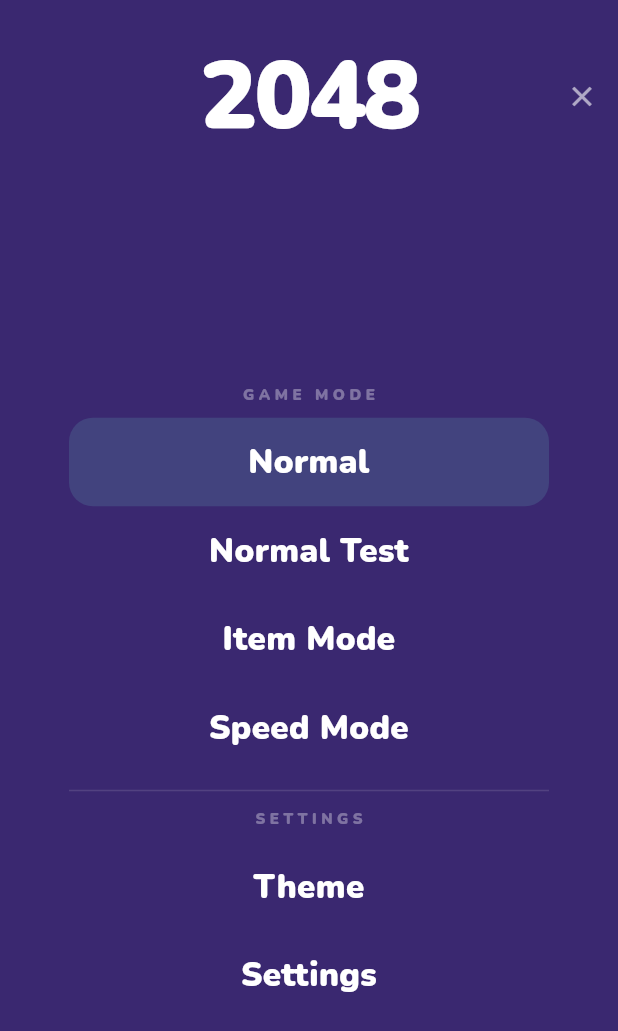
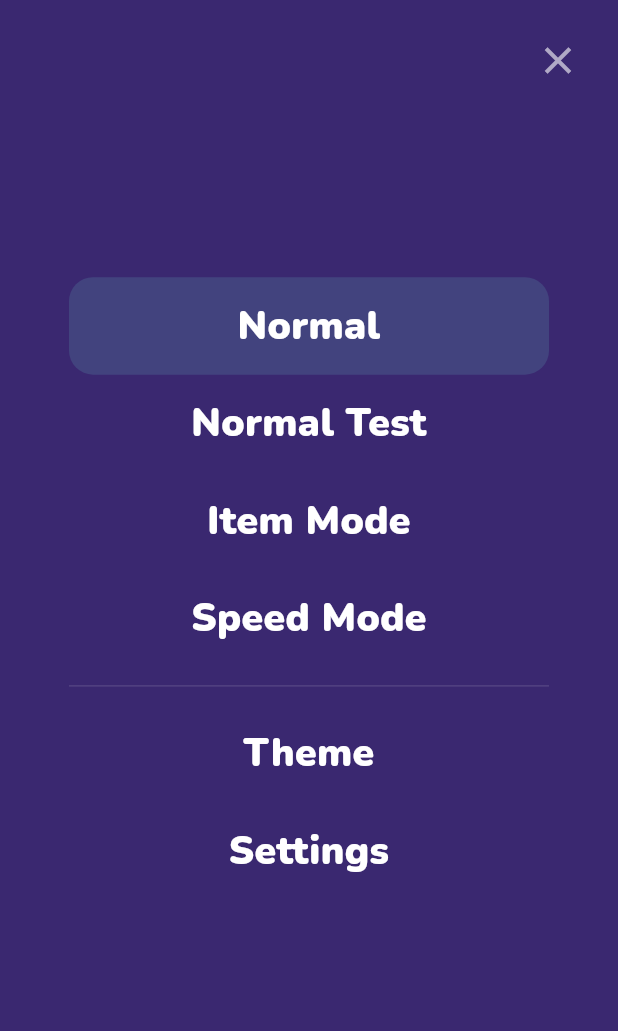
Before and after one commit to allookim/new2048, a Flutter app: the _FullScreenDrawer widget shown alone on an empty page, opened directly with empty values, on a phone screen of 412 x 824 dp. Shown: the top 1031 px of the screen. Run offline on Flutter 3.47's test engine with Material 3 defaults, Android fonts, the phone set to English and light mode, and no system bars; our stand-ins replace shared_preferences; accounts and stored records are empty.

Commit message:
Refine UI: logo size, layout, drawer menu polish
- Reduce 2048 logo font size to 80% (64→51)
- Move Stack outside SafeArea so drawer covers full screen including status bar
- Reduce title top padding by 50% (36→18)
- Enlarge and reposition X button in drawer (right padding 16px, size 30)
- Remove 2048 title and section labels from drawer menu
- Increase menu item font size (22→26) and shift list upward

Co-Authored-By: Claude Sonnet 4.6 <noreply@anthropic.com>

```diff
--- a/lib/screens/game_screen.dart
+++ b/lib/screens/game_screen.dart
@@ -63,15 +63,15 @@ class _GameScreenState extends State<GameScreen>
 
     return Scaffold(
       backgroundColor: theme.backgroundColor,
-      body: SafeArea(
-        child: Stack(
+      body: Stack(
         children: [
           // ── Main content ──────────────────────────────────
-            Padding(
+          SafeArea(
+            child: Padding(
               padding: const EdgeInsets.symmetric(horizontal: 16.0),
               child: Column(
                 children: [
-                  const SizedBox(height: 36),
+                  const SizedBox(height: 18),
                   _TitleRow(onMenu: _openDrawer),
                   const SizedBox(height: 30),
                   const _ScoreRow(),
@@ -116,6 +116,7 @@ class _GameScreenState extends State<GameScreen>
                 ],
               ),
             ),
+          ),
 
             // ── Full-screen top-sliding drawer ────────────────
             SlideTransition(
@@ -123,7 +124,6 @@ class _GameScreenState extends State<GameScreen>
               child: _FullScreenDrawer(onClose: _closeDrawer),
             ),
           ],
-        ),
         ),
     );
   }
@@ -165,7 +165,7 @@ class _TitleRow extends StatelessWidget {
           '2048',
           style: TextStyle(
             fontFamily: 'Nunito',
-            fontSize: 64,
+            fontSize: 51,
             fontWeight: FontWeight.w900,
             color: Colors.white,
             letterSpacing: -2,
@@ -383,47 +383,28 @@ class _FullScreenDrawer extends StatelessWidget {
         child: Column(
           children: [
             // Header
-            Padding(
-              padding: const EdgeInsets.only(top: 32, bottom: 16),
-              child: Row(
-                children: [
-                  const SizedBox(width: 48), // balance spacer
-                  const Expanded(
-                    child: Text(
-                      '2048',
-                      textAlign: TextAlign.center,
-                      style: TextStyle(
-                        fontFamily: 'Nunito',
-                        fontSize: 64,
-                        fontWeight: FontWeight.w900,
-                        color: Colors.white,
-                        letterSpacing: -2,
-                        height: 1,
-                      ),
-                    ),
-                  ),
-                  SizedBox(
-                    width: 48,
+            Align(
+              alignment: Alignment.centerRight,
+              child: Padding(
+                padding: const EdgeInsets.only(top: 16, right: 16),
                 child: IconButton(
                   icon: const Icon(Icons.close,
-                          color: Color(0x99FFFFFF), size: 22),
+                      color: Color(0x99FFFFFF), size: 30),
                   onPressed: onClose,
                 ),
-                  ),
-                ],
               ),
             ),
 
             // Body
             Expanded(
-              child: Center(
+              child: Align(
+                alignment: const Alignment(0, -0.3),
                 child: SizedBox(
                   width: 320,
                   child: Column(
                     mainAxisSize: MainAxisSize.min,
                     children: [
                       // Game Mode
-                      const _SectionLabel('GAME MODE'),
                       _MenuItem(
                         label: 'Normal',
                         isActive: currentMode == GameMode.normal,
@@ -460,7 +441,6 @@ class _FullScreenDrawer extends StatelessWidget {
                       Container(height: 1, color: Colors.white12),
                       const SizedBox(height: 12),
                       // Settings
-                      const _SectionLabel('SETTINGS'),
                       _MenuItem(
                         label: 'Theme',
                         onTap: () {
@@ -614,7 +594,7 @@ class _MenuItem extends StatelessWidget {
             textAlign: TextAlign.center,
             style: const TextStyle(
               fontFamily: 'Nunito',
-              fontSize: 22,
+              fontSize: 26,
               fontWeight: FontWeight.w900,
               color: Colors.white,
             ),
```
Lines whose indentation alone changed are shown as unchanged.
